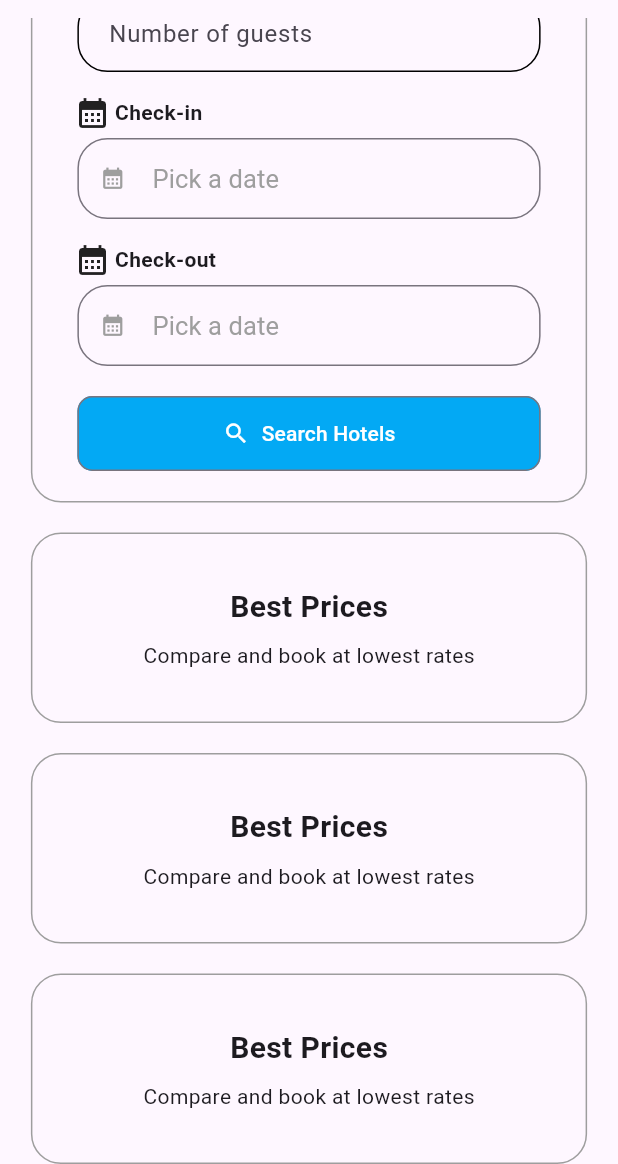
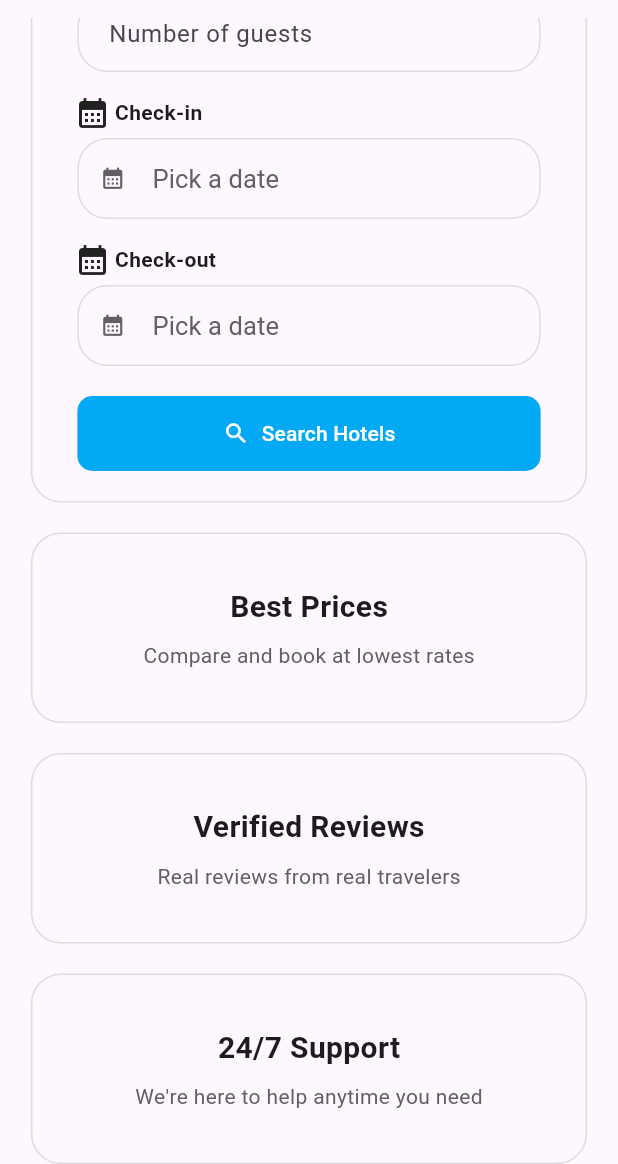
Before and after one commit to nnurhussien04/StayFinderApp, a Flutter app: the screen it shows after launch, scrolled down 346 dp, on a phone screen of 412 x 824 dp, the part 72-1236 px from its top. Run offline on Flutter 3.47's test engine with Material 3 defaults, Android fonts, the phone set to English and light mode, and no system bars; our stand-ins replace google_fonts.

Commit message:
Completed home page

```diff
--- a/lib/hotel_app.dart
+++ b/lib/hotel_app.dart
@@ -15,11 +15,11 @@ class _HotelAppState extends State<HotelApp> {
   @override
   Widget build(BuildContext context) {
     return ChangeNotifierProvider(
-      create: (context) => Hotel(null,null,null,null,null),
+      create: (context) => Hotel(),
       child: MaterialApp(
         debugShowCheckedModeBanner: false,
         home: Scaffold(
-          appBar: Hotelbar(),
+          appBar: Hotelbar(switchedPage: false),
           body: Homepage()
          )
       ),
--- a/lib/model/hotel.dart
+++ b/lib/model/hotel.dart
@@ -5,7 +5,7 @@ import 'package:stayfinderapp/screen/booking_page.dart';
 
 class Hotel extends ChangeNotifier{
 
-  Hotel(this.name,this.image,this.city,this.checkIn,this.checkOut):booked = false;
+  Hotel({this.name,this.image,this.city,this.checkIn,this.checkOut}):booked = false;
 
   String? name;
   String? city;
@@ -14,11 +14,5 @@ class Hotel extends ChangeNotifier{
   String? image;
   bool? booked;
 
-  void updateBooking(String username) {
-    //booked = !booked!;
-    //Consumer(builder: (context,user,_) => BookingPage());
-    name = username;
-    notifyListeners();
-  }
 
 }
--- a/lib/screen/homepage.dart
+++ b/lib/screen/homepage.dart
@@ -5,6 +5,7 @@ import 'package:stayfinderapp/screen/booking_page.dart';
 import 'package:stayfinderapp/widgets/date_button.dart';
 import 'package:stayfinderapp/widgets/description_field.dart';
 import 'package:stayfinderapp/widgets/input_field.dart';
+import 'package:stayfinderapp/widgets/message_container.dart';
 
 class Homepage extends StatefulWidget {
   Homepage({super.key});
@@ -14,41 +15,91 @@ class Homepage extends StatefulWidget {
 }
 
 class _HomepageState extends State<Homepage> {
-  late TextEditingController controller;
+  late TextEditingController _controller;
 
   @override
   void initState() {
     super.initState();
-    controller = TextEditingController();
+    _controller = TextEditingController();
   }
 
   @override
   void dispose() {
     // TODO: implement dispose
-    controller.dispose();
+    _controller.dispose();
   }
+
+  var kColorScheme = ColorScheme.fromSeed(seedColor: Colors.blue);
+
+  Future<void> _datePicker() async {
+    DateTime? inputDate = await showDatePicker(
+      context: context,
+      firstDate: DateTime(DateTime.now().year-1,DateTime.now().month, DateTime.now().day),
+      lastDate: DateTime.now(),
+      initialDate: DateTime.now(),
+      builder: (ctx,child){
+        return Theme(
+          data: Theme.of(context).copyWith(
+            colorScheme: kColorScheme,
+            datePickerTheme: DatePickerThemeData(
+              backgroundColor: Colors.white
+            )
+          ),
+          child: child!
+        );
+      }
+    );
+  }
+
+
+  Future<void> _datePicker2() async {
+    DateTime? inputDate = await showDatePicker(
+      context: context,
+      firstDate: DateTime(DateTime.now().year-1,DateTime.now().month, DateTime.now().day),
+      lastDate: DateTime.now(),
+      initialDate: DateTime.now(),
+      builder: (ctx,child){
+        return Theme(
+          data: Theme.of(context).copyWith(
+            colorScheme: kColorScheme,
+            datePickerTheme: DatePickerThemeData(
+              backgroundColor: Colors.white
+            )
+          ),
+          child: child!
+        );
+      }
+
+    );
+  }
+
+
 
   @override
   Widget build(BuildContext context) {
     Hotel hotelProvider = Provider.of<Hotel>(context);
-    return Container(
+    return SafeArea(
+      child: Container(
         width: MediaQuery.of(context).size.width,
         //height: MediaQuery.of(context).size.height,
         child: SingleChildScrollView(
           child: Column(
             children: [
               Padding(
-              padding: const EdgeInsets.all(8.0),
+                padding: const EdgeInsets.symmetric(horizontal: 32.0),
                 child: Text(
                   'Find Your Perfect Stay',
                   textAlign: TextAlign.center,
                   style: TextStyle(fontSize: 40, fontWeight: FontWeight.bold),
                 ),
               ),
-            Text(
+              Padding(
+                padding: const EdgeInsets.all(8.0),
+                child: Text(
                   'Discover amazing hotels worldwide at the best prices',
                   textAlign: TextAlign.center,
                   style: TextStyle(fontSize: 20, color: Colors.grey),
+                ),
               ),
               SizedBox(height: 5),
               Container(
@@ -56,9 +107,9 @@ class _HomepageState extends State<Homepage> {
                 //height: MediaQuery.of(context).size.height * 0.4,
                 padding: EdgeInsets.all(15),
                 decoration: BoxDecoration(
-                border: Border.all(width: 1, color: Colors.grey),
+                  border: Border.all(width: 1, color: Colors.black12),
                   shape: BoxShape.rectangle,
-                borderRadius: BorderRadius.circular(20),
+                  borderRadius: BorderRadius.circular(20)
                 ),
                 child: Column(
                   mainAxisAlignment: MainAxisAlignment.center,
@@ -71,7 +122,7 @@ class _HomepageState extends State<Homepage> {
                       icon: Icons.location_on_outlined,
                     ),
                     InputFields(
-                    controller: controller,
+                      controller: _controller,
                       hint:  'Where are you going',
                     ),
                     SizedBox(height: 10),
@@ -81,7 +132,7 @@ class _HomepageState extends State<Homepage> {
                       rightValue: 1.0,
                       icon: Icons.people),
                     InputFields(
-                    controller: controller,
+                      controller: _controller,
                       hint:  'Number of guests',
                     ),
                     SizedBox(height: 10),
@@ -90,14 +141,14 @@ class _HomepageState extends State<Homepage> {
                       leftValue: 8.0,
                       rightValue: 3.0,
                       icon: Icons.calendar_month),
-                  DatePickerButton(),
+                    DatePickerButton(datePicker: _datePicker),
                     SizedBox(height: 10),
                     DescriptionField(
                       name: 'Check-out',
                       leftValue: 8.0,
                       rightValue: 3.0,
                       icon: Icons.calendar_month),
-                  DatePickerButton(),
+                    DatePickerButton(datePicker: _datePicker2),
                     SizedBox(height: 10),
                     Container(
                       margin: EdgeInsets.symmetric(horizontal: 15, vertical: 5),
@@ -106,13 +157,13 @@ class _HomepageState extends State<Homepage> {
                         borderRadius: BorderRadius.circular(20),
                       ),
                       width: double.infinity,
-                    child: OutlinedButton.icon(
+                      child: TextButton.icon(
                         onPressed: () {
-                        hotelProvider.updateBooking(controller.text);
+                          //hotelProvider.updateBooking(_controller.text);
                         },
                         icon: Icon(Icons.search),
                         label: Text('Search Hotels'),
-                      style: OutlinedButton.styleFrom(
+                        style: TextButton.styleFrom(
                           padding: EdgeInsets.all(15),
                           backgroundColor: Colors.lightBlue,
                           foregroundColor: Colors.white,
@@ -127,54 +178,24 @@ class _HomepageState extends State<Homepage> {
                 ),
               ),
               SizedBox(height: 20),
-            MessageContainer(),
+              MessageContainer(
+                title: 'Best Prices',
+                subtitle: 'Compare and book at lowest rates',
+              ),
               SizedBox(height: 20),
-            MessageContainer(),
+              MessageContainer(
+                title: 'Verified Reviews',
+                subtitle: 'Real reviews from real travelers',
+              ),
               SizedBox(height: 20),
-            MessageContainer()
+              MessageContainer(
+                title: '24/7 Support',
+                subtitle: 'We\'re here to help anytime you need',
+              )
             ],
+          ),
         ),
       ),
     );
   }
 }
-
-class MessageContainer extends StatelessWidget {
-  const MessageContainer({
-    super.key,
-  });
-
-  @override
-  Widget build(BuildContext context) {
-    return Container(
-      width: MediaQuery.of(context).size.width * 0.9,
-      //height: MediaQuery.of(context).size.height * 0.4,
-      padding: EdgeInsets.all(30),
-      decoration: BoxDecoration(
-        border: Border.all(width: 1, color: Colors.grey),
-        shape: BoxShape.rectangle,
-        borderRadius: BorderRadius.circular(20)
-      ),
-      child: Center(
-        child: Column(
-          children: [
-            Padding(
-              padding: const EdgeInsets.all(4.0),
-              child: Text(
-                'Best Prices',
-                style: TextStyle(
-                  fontSize: 20,
-                  fontWeight: FontWeight.bold,
-                ),
-                ),
-            ),
-            Padding(
-              padding: const EdgeInsets.all(4.0),
-              child: Text('Compare and book at lowest rates'),
-            )
-          ],
-        ),
-      ),
-    );
-  }
-}
--- a/lib/widgets/date_button.dart
+++ b/lib/widgets/date_button.dart
@@ -1,16 +1,18 @@
 import 'package:flutter/material.dart';
 
-class DatePickerButton extends StatelessWidget {
-  const DatePickerButton({super.key});
+class DatePickerButton extends StatefulWidget {
+  const DatePickerButton({
+    super.key,
+    required this.datePicker
+  });
 
-  Future<void> datePicker(BuildContext context) async {
-    DateTime? inputDate = await showDatePicker(
-      context: context,
-      firstDate: DateTime.parse('13/10/24'),
-      lastDate: DateTime.parse('13/10/25'),
-      initialDate: DateTime.parse('13/10/25'),
-    );
-  }
+  final void Function() datePicker;
+
+  @override
+  State<DatePickerButton> createState() => _DatePickerButtonState();
+}
+
+class _DatePickerButtonState extends State<DatePickerButton> {
 
   @override
   Widget build(BuildContext context) {
@@ -22,9 +24,7 @@ class DatePickerButton extends StatelessWidget {
       ),
       width: double.infinity,
       child: OutlinedButton.icon(
-        onPressed: () {
-          datePicker(context);
-        },
+        onPressed: widget.datePicker,
         icon: Padding(
           padding: EdgeInsets.only(right: 10),
           child: Icon(
@@ -44,10 +44,14 @@ class DatePickerButton extends StatelessWidget {
           iconAlignment: IconAlignment.start,
           padding: EdgeInsets.all(15),
           backgroundColor: Colors.transparent,
-          foregroundColor: Colors.grey,
+          foregroundColor: Colors.grey.shade700,
+          side: BorderSide(
+            color: Colors.black12
+          ),
           shape: RoundedRectangleBorder(
             borderRadius: BorderRadius.circular(20),
           ),
+
         ),
       ),
     );
--- a/lib/widgets/description_field.dart
+++ b/lib/widgets/description_field.dart
@@ -17,7 +17,7 @@ class DescriptionField extends StatelessWidget {
           padding: EdgeInsets.only(left: leftValue, right: rightValue),
           child: Icon(icon),
         ),
-        Text(name, style: TextStyle(fontWeight: FontWeight.bold)),
+        Text(name, style: TextStyle(fontWeight: FontWeight.w600)),
       ],
     );
   }
--- a/lib/widgets/hotelbar.dart
+++ b/lib/widgets/hotelbar.dart
@@ -1,8 +1,13 @@
 import 'package:flutter/material.dart';
 import 'package:google_fonts/google_fonts.dart';
+import 'package:stayfinderapp/hotel_app.dart';
+import 'package:stayfinderapp/screen/booking_page.dart';
+import 'package:stayfinderapp/screen/homepage.dart';
 
 class Hotelbar extends StatefulWidget implements PreferredSizeWidget{
-  Hotelbar({super.key});
+  Hotelbar({super.key,required this.switchedPage});
+
+  final switchedPage;
 
 
   @override
@@ -20,6 +25,7 @@ class _HotelbarState extends State<Hotelbar> {
   @override
   Widget build(BuildContext context) {
     return AppBar(
+      automaticallyImplyLeading: false,
       scrolledUnderElevation: 0.0,
       backgroundColor: Colors.transparent,
       title: Row(
@@ -40,9 +46,12 @@ class _HotelbarState extends State<Hotelbar> {
       ),
       actions: [
         TextButton(
-          onPressed: (){},
+          onPressed: (){
+            Navigator.pop(context);
+            Navigator.of(context).push(MaterialPageRoute(builder: (ctx) => HotelApp()));
+          },
           style: TextButton.styleFrom(
-            backgroundColor: Colors.lightBlue,
+            backgroundColor: !widget.switchedPage ? Colors.lightBlue : Colors.white,
             //padding: EdgeInsets.symmetric(horizontal: 20),
             shape: RoundedRectangleBorder(
               borderRadius: BorderRadius.circular(15)
@@ -51,7 +60,7 @@ class _HotelbarState extends State<Hotelbar> {
           child: Text(
             'Search',
             style: TextStyle(
-              color: Colors.white
+              color: !widget.switchedPage ? Colors.white : Colors.black
             ),
           )
         ),
@@ -66,13 +75,16 @@ class _HotelbarState extends State<Hotelbar> {
               borderRadius: BorderRadius.circular(10)
             ),
             child: TextButton.icon(
-              onPressed: (){},
+              onPressed: (){
+                Navigator.pop(context);
+                Navigator.of(context).push(MaterialPageRoute(builder: (ctx) => BookingPage()));
+              },
               icon: Icon(Icons.calendar_today_outlined),
               label: Text(
                 'My Booking'),
               style: TextButton.styleFrom(
-                backgroundColor: changeColor ? Colors.orange:Colors.white,
-                foregroundColor: Colors.black,
+                backgroundColor: !widget.switchedPage ? Colors.white : Colors.lightBlue,
+                foregroundColor: !widget.switchedPage ? Colors.black : Colors.white,
                 shape: RoundedRectangleBorder(
                   borderRadius: BorderRadius.circular(10)
                 )
--- a/lib/widgets/input_field.dart
+++ b/lib/widgets/input_field.dart
@@ -25,7 +25,7 @@ class _InputFieldsState extends State<InputFields> {
         shape: BoxShape.rectangle,
         border: Border.all(
           width: 1.0,
-          color: colorChange ? Colors.blue : Colors.black
+          color: colorChange ? Colors.blue : Colors.black12
           ),
         borderRadius: BorderRadius.circular(20),
       ),
--- /dev/null
+++ b/lib/widgets/message_container.dart
@@ -0,0 +1,51 @@
+import 'package:flutter/material.dart';
+
+class MessageContainer extends StatelessWidget {
+  const MessageContainer({
+    super.key,
+    required this.title,
+    required this.subtitle
+  });
+
+  final String title;
+  final String subtitle;
+
+  @override
+  Widget build(BuildContext context) {
+    return Container(
+      width: MediaQuery.of(context).size.width * 0.9,
+      //height: MediaQuery.of(context).size.height * 0.4,
+      padding: EdgeInsets.all(30),
+      decoration: BoxDecoration(
+        border: Border.all(width: 1, color: Colors.black12),
+        shape: BoxShape.rectangle,
+        borderRadius: BorderRadius.circular(20)
+      ),
+      child: Center(
+        child: Column(
+          children: [
+            Padding(
+              padding: const EdgeInsets.all(4.0),
+              child: Text(
+                title,
+                style: TextStyle(
+                  fontSize: 20,
+                  fontWeight: FontWeight.bold,
+                ),
+                ),
+            ),
+            Padding(
+              padding: const EdgeInsets.all(4.0),
+              child: Text(
+                subtitle,
+                style: TextStyle(
+                  color: Colors.grey.shade700
+                ),
+              ),
+            )
+          ],
+        ),
+      ),
+    );
+  }
+}
--- a/pubspec.yaml
+++ b/pubspec.yaml
@@ -36,6 +36,7 @@ dependencies:
   cupertino_icons: ^1.0.8
   google_fonts: ^6.3.2
   provider: ^6.1.5+1
+  intl: ^0.20.2
 
 dev_dependencies:
   flutter_test:
```
Also changed, not shown: lib/data/hotels.dart (added, +60 -0 lines), lib/main.dart (+7 -1 lines), lib/model/favourite_hotel.dart (added, +22 -0 lines), lib/screen/booking_page.dart (+21 -2 lines), pubspec.lock. Lines whose indentation alone changed are shown as unchanged.
